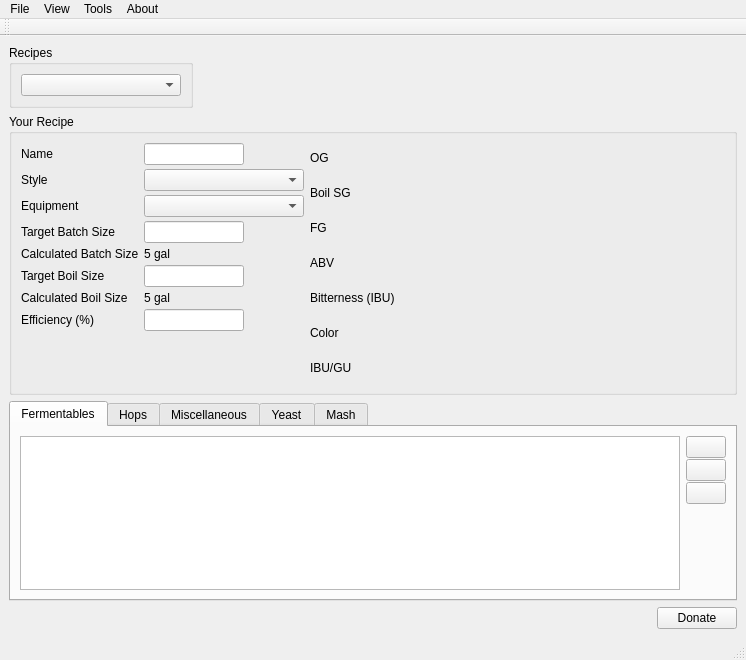
Old version of the form ui/mainWindow.ui in the repository Brewtarget/brewtarget.
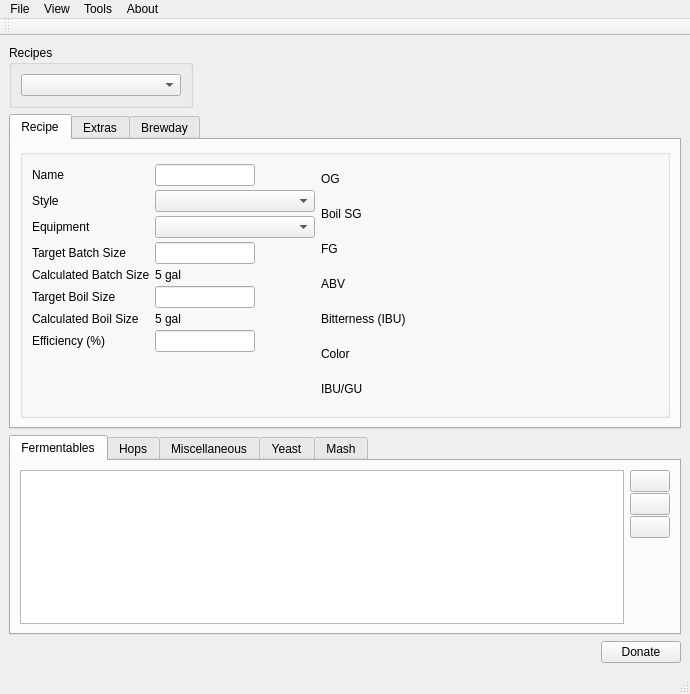
New version of the form. Icons and pictures are not drawn. Custom widgets are drawn as their Qt base class.

Commit message: Puts the extras dialog and brewday dialog into tabs on the main window. Fixes issue 3156739.

Diff of the .ui file:
```diff
--- a/ui/mainWindow.ui
+++ b/ui/mainWindow.ui
@@ -6,8 +6,8 @@
    <rect>
     <x>0</x>
     <y>0</y>
-    <width>746</width>
-    <height>659</height>
+    <width>690</width>
+    <height>668</height>
    </rect>
   </property>
   <property name="sizePolicy">
@@ -90,6 +90,16 @@
      </layout>
     </item>
     <item>
+     <widget class="QTabWidget" name="tabWidget_2">
+      <property name="currentIndex">
+       <number>0</number>
+      </property>
+      <widget class="QWidget" name="tab_recipe">
+       <attribute name="title">
+        <string>Recipe</string>
+       </attribute>
+       <layout class="QHBoxLayout" name="horizontalLayout_2">
+        <item>
      <layout class="QHBoxLayout" name="horizontalLayout_18">
       <item>
        <widget class="QGroupBox" name="groupBox">
@@ -100,7 +110,7 @@
          </sizepolicy>
         </property>
         <property name="title">
-         <string>Your Recipe</string>
+             <string/>
         </property>
         <layout class="QHBoxLayout" name="horizontalLayout_12">
          <item>
@@ -946,6 +956,22 @@
       </item>
      </layout>
     </item>
+       </layout>
+      </widget>
+      <widget class="QWidget" name="tab_extras">
+       <attribute name="title">
+        <string>Extras</string>
+       </attribute>
+       <layout class="QVBoxLayout" name="verticalLayout_10"/>
+      </widget>
+      <widget class="QWidget" name="tab_brewday">
+       <attribute name="title">
+        <string>Brewday</string>
+       </attribute>
+       <layout class="QHBoxLayout" name="horizontalLayout_17"/>
+      </widget>
+     </widget>
+    </item>
     <item>
      <widget class="QTabWidget" name="tabWidget">
       <property name="sizePolicy">
@@ -1495,8 +1521,8 @@
     <rect>
      <x>0</x>
      <y>0</y>
-     <width>746</width>
-     <height>21</height>
+     <width>690</width>
+     <height>20</height>
     </rect>
    </property>
    <widget class="QMenu" name="menuAbout">
@@ -1517,6 +1543,20 @@
     <addaction name="actionStyles"/>
     <addaction name="actionYeasts"/>
    </widget>
+   <widget class="QMenu" name="menuFile">
+    <property name="title">
+     <string>File</string>
+    </property>
+    <addaction name="actionNewRecipe"/>
+    <addaction name="actionCopy_Recipe"/>
+    <addaction name="separator"/>
+    <addaction name="actionImport_Recipes"/>
+    <addaction name="actionExportRecipe"/>
+    <addaction name="actionBackup_Database"/>
+    <addaction name="actionRestore_Database"/>
+    <addaction name="separator"/>
+    <addaction name="actionExit"/>
+   </widget>
    <widget class="QMenu" name="menuTools">
     <property name="title">
      <string>Tools</string>
@@ -1531,20 +1571,6 @@
     <addaction name="actionOptions"/>
     <addaction name="actionPitch_Rate_Calculator"/>
    </widget>
-   <widget class="QMenu" name="menuFile">
-    <property name="title">
-     <string>File</string>
-    </property>
-    <addaction name="actionNewRecipe"/>
-    <addaction name="actionCopy_Recipe"/>
-    <addaction name="separator"/>
-    <addaction name="actionImport_Recipes"/>
-    <addaction name="actionExportRecipe"/>
-    <addaction name="actionBackup_Database"/>
-    <addaction name="actionRestore_Database"/>
-    <addaction name="separator"/>
-    <addaction name="actionExit"/>
-   </widget>
    <addaction name="menuFile"/>
    <addaction name="menuView"/>
    <addaction name="menuTools"/>
```
Left out of the diff: 8 changed lines with no effect on the pictures. Lines whose indentation alone changed are shown as unchanged. The commit also changes 9 other files.
